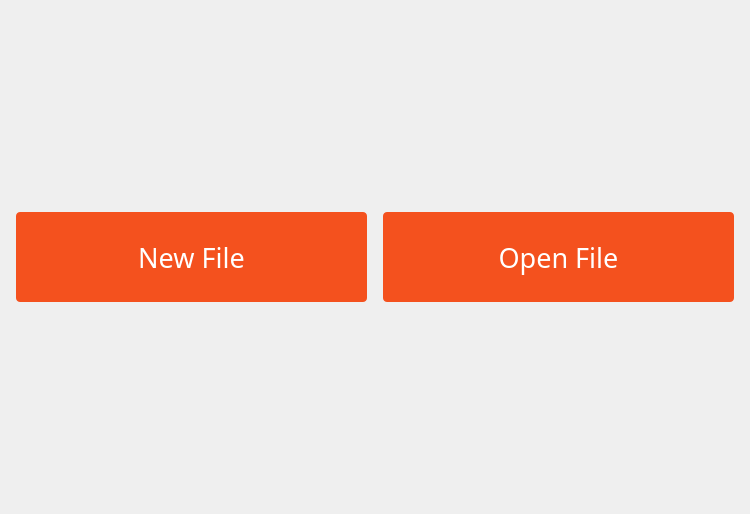
Old version of the form opennewwidget.ui in the repository RunheZH/SCAPES.
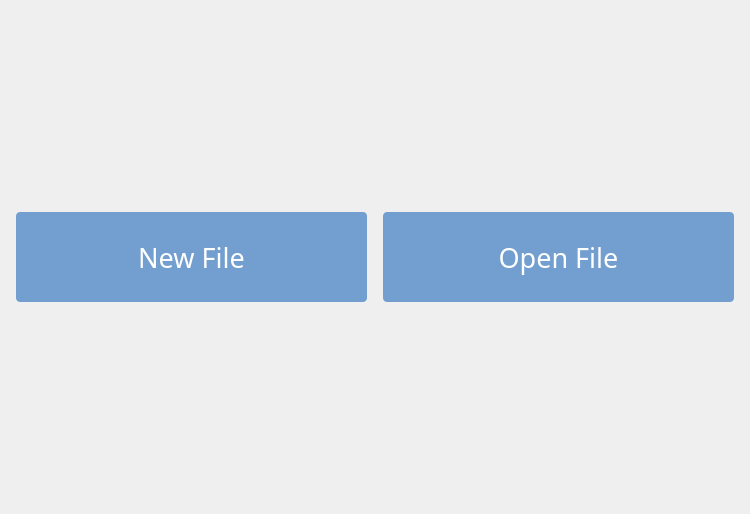
New version of the form.

Commit message: interface - change ugly color to some better color

Patch:
```diff
--- a/opennewwidget.ui
+++ b/opennewwidget.ui
@@ -40,7 +40,7 @@
      <property name="styleSheet">
       <string notr="true">QPushButton {
 	border-radius: 4px;
-  	background-color: #f4511e;
+  	background-color: rgb(114, 159, 207);
 	color: #FFFFFF;
   	font: 75 20pt &quot;Source Code Pro&quot;;
  	margin: 5px;
@@ -79,7 +79,7 @@
      <property name="styleSheet">
       <string notr="true">QPushButton {
 	border-radius: 4px;
-  	background-color: #f4511e;
+  	background-color: rgb(114, 159, 207);
 	color: #FFFFFF;
   	font: 75 20pt &quot;Source Code Pro&quot;;
  	margin: 5px;
```
Left out of the diff: 8 changed lines with no effect on the pictures. The commit also changes 1 other file.
